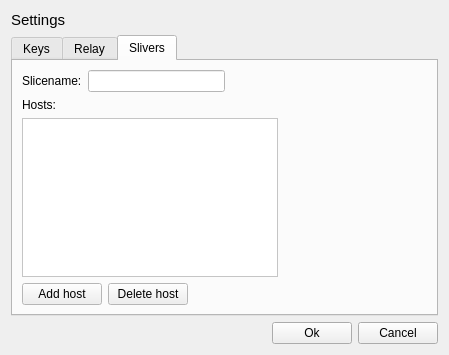
Old version of the form src/demogui/settingsdialog.ui in the repository henrikvs/nornetdemo.
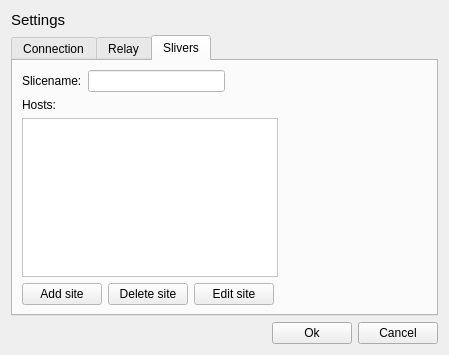
New version of the form. The open tabs and pages were chosen to show the change.

Commit message: Edit button for slivers, to be able to change IP, and adding sites on the fly

The edit to the form file:
```diff
--- a/src/demogui/settingsdialog.ui
+++ b/src/demogui/settingsdialog.ui
@@ -97,7 +97,7 @@
      </property>
      <widget class="QWidget" name="tab">
       <attribute name="title">
-       <string>Keys</string>
+       <string>Connection</string>
       </attribute>
       <layout class="QVBoxLayout" name="verticalLayout_5">
        <item>
@@ -411,14 +411,21 @@
          <item>
           <widget class="QPushButton" name="addHostButton">
            <property name="text">
-            <string>Add host</string>
+            <string>Add site</string>
            </property>
           </widget>
          </item>
          <item>
           <widget class="QPushButton" name="deleteHostButton">
            <property name="text">
-            <string>Delete host</string>
+            <string>Delete site</string>
+           </property>
+          </widget>
+         </item>
+         <item>
+          <widget class="QPushButton" name="editSiteButton">
+           <property name="text">
+            <string>Edit site</string>
            </property>
           </widget>
          </item>
```
Left out of the diff: 2 changed lines with no effect on the pictures. The commit also changes 10 other files.
